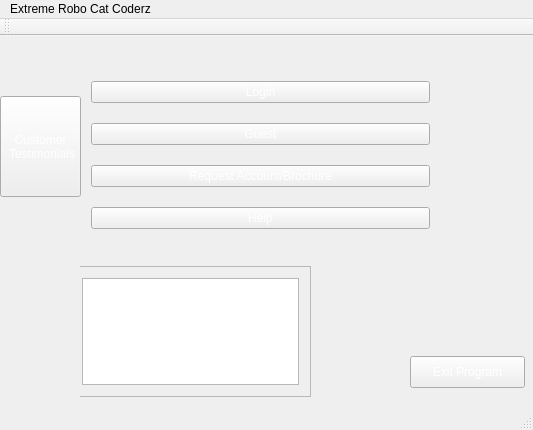
Old version of the form CS1C-Project-Master/mainprogramwindow.ui in the repository AustinVaday/CS1C-Class-Project.
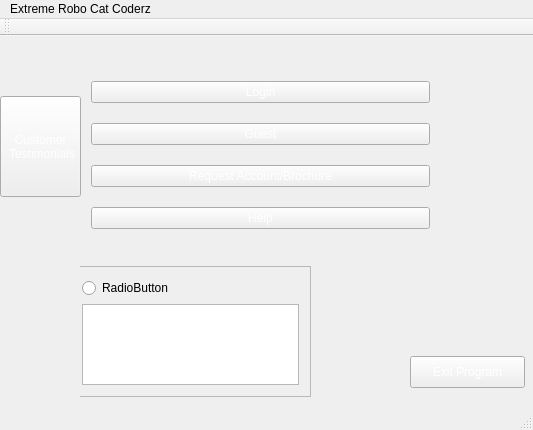
New version of the form. Icons and pictures are not drawn.

What changed in the file:
```diff
--- a/CS1C-Project-Master/mainprogramwindow.ui
+++ b/CS1C-Project-Master/mainprogramwindow.ui
@@ -141,6 +141,13 @@
         </rect>
        </property>
        <layout class="QVBoxLayout" name="verticalLayout_2">
+        <item>
+         <widget class="QRadioButton" name="radioButton">
+          <property name="text">
+           <string>RadioButton</string>
+          </property>
+         </widget>
+        </item>
         <item>
          <widget class="QTextBrowser" name="tempDisplay">
           <property name="styleSheet">
```
Left out of the diff: 2 changed lines with no effect on the pictures.
